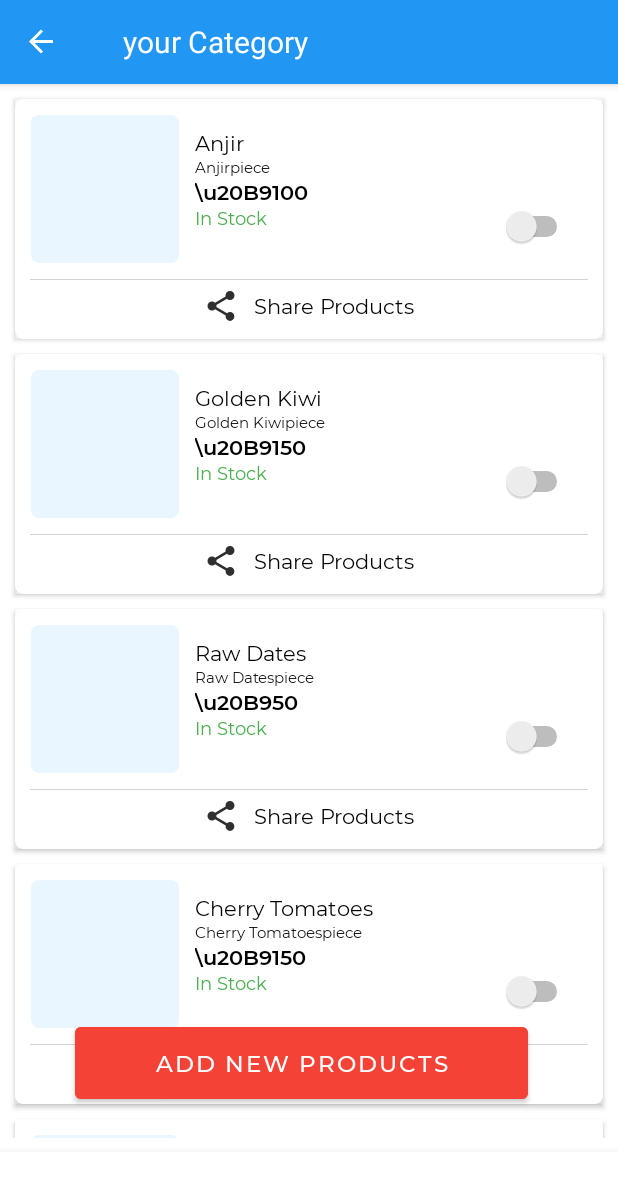
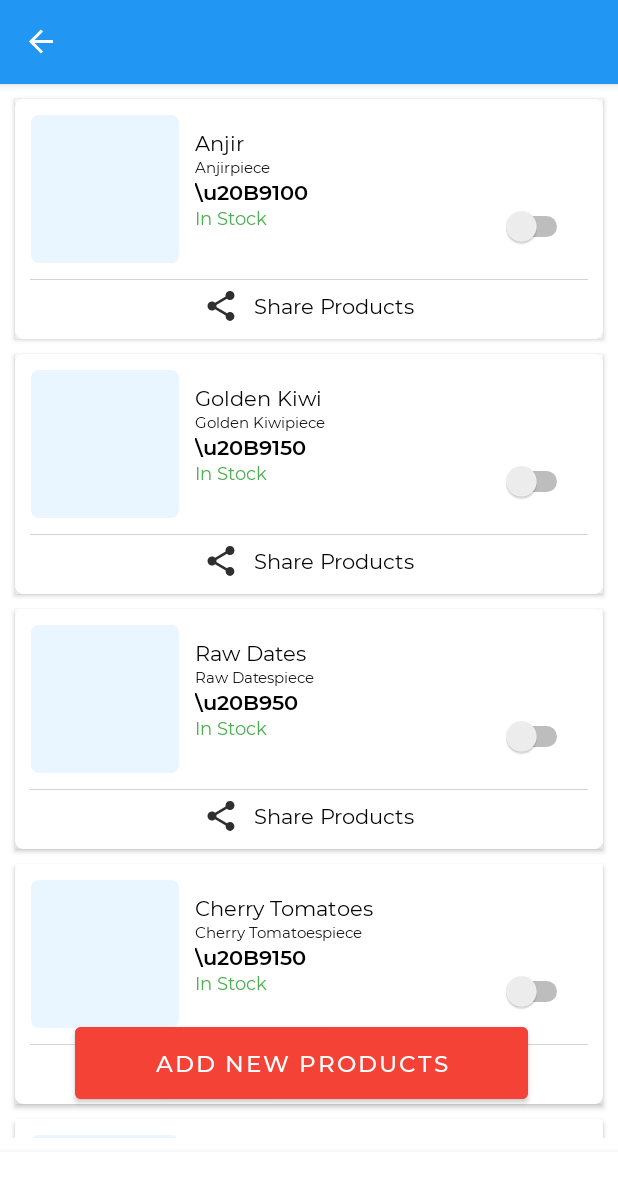
Before and after one commit to vikas67/dukaan, an Android app: the EditCategoryFragment screen opened through its navigation route, on a phone screen of 412 x 824 dp. Shown: the top 1177 px of the screen. Run offline under Robolectric (Android 15) with nearby library versions, the phone set to English and light mode, and no system bars; our stand-ins replace data binding, navigation-ui; pictures from the network do not load; 3 statements that could not run were skipped.

Commit message:
14/04/2021

```diff
--- a/MyDukaan/src/main/java/com/example/mydukaan/ActionBar/CustomActionBar.java
+++ b/MyDukaan/src/main/java/com/example/mydukaan/ActionBar/CustomActionBar.java
@@ -12,7 +12,7 @@ import com.example.mydukaan.R;
 public class CustomActionBar {
 
     public CustomActionBar(Activity activity, String s) {
-        ((AppCompatActivity) activity).getSupportActionBar().setDisplayShowCustomEnabled(true);
+        ((AppCompatActivity) activity).getSupportActionBar().setDisplayShowCustomEnabled(false);
         ((AppCompatActivity) activity).getSupportActionBar().setDisplayShowTitleEnabled(false);
         LayoutInflater inflator = LayoutInflater.from(activity);
         View v = inflator.inflate(R.layout.actionbar_layout, null);
--- a/MyDukaan/src/main/java/com/example/mydukaan/service/MyGinnyInterface.java
+++ b/MyDukaan/src/main/java/com/example/mydukaan/service/MyGinnyInterface.java
@@ -10,6 +10,7 @@ import retrofit2.http.Field;
 import retrofit2.http.FormUrlEncoded;
 import retrofit2.http.Headers;
 import retrofit2.http.POST;
+import retrofit2.http.PUT;
 
 public interface MyGinnyInterface {
 
--- a/MyDukaan/src/main/res/layout/actionbar_layout.xml
+++ b/MyDukaan/src/main/res/layout/actionbar_layout.xml
@@ -5,15 +5,5 @@
     android:layout_height="match_parent"
     android:background="@android:color/transparent" >
 
-    <com.google.android.material.textview.MaterialTextView
-        android:id="@+id/title"
-        android:layout_width="wrap_content"
-        android:layout_height="wrap_content"
-        android:layout_centerVertical="true"
-        android:layout_marginLeft="10dp"
-        android:textSize="20dp"
-        android:maxLines="1"
-        android:textColor="@color/white"
-        android:ellipsize="end"
-        android:text="" />
+
 </RelativeLayout>
```
